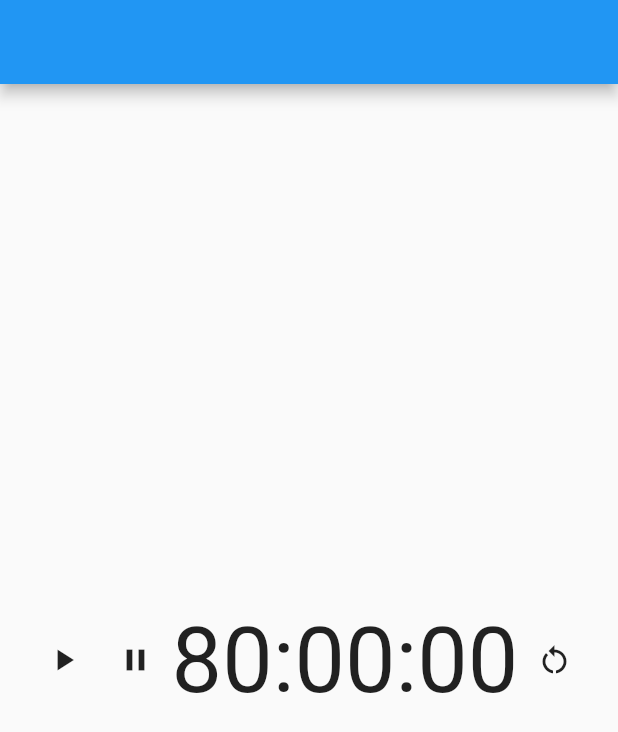
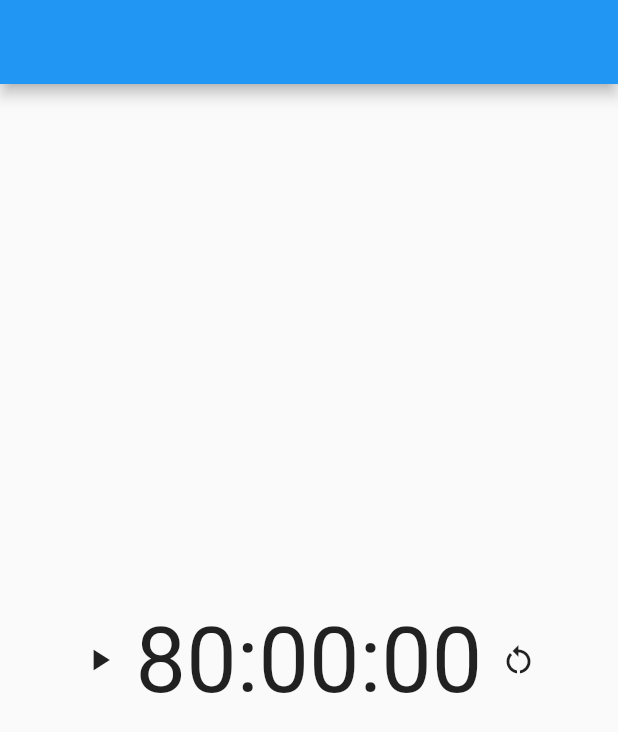
Before and after one commit to gawasa29/work_countdown_timer, a Flutter app: the screen it shows after launch, after a tap on the "play arrow" icon, after a tap on the "restart alt" icon, on a phone screen of 412 x 824 dp. Shown: the top 732 px of the screen. Run offline on Flutter 3.47's test engine with Material 2 defaults, Android fonts, the phone set to English and light mode, and no system bars.

Commit message:
add timerState

```diff
--- a/lib/main.dart
+++ b/lib/main.dart
@@ -33,8 +33,10 @@ class MyHomePage extends StatefulWidget {
 
 class _MyHomePageState extends State<MyHomePage> {
   Timer? countdownTimer;
+  bool timerState = false;
+
   //自分のタイマーの時間の実体
-  Duration myDuration = Duration(hours: 80);
+  Duration myDuration = const Duration(hours: 80);
   @override
   void initState() {
     super.initState();
@@ -42,7 +44,7 @@ class _MyHomePageState extends State<MyHomePage> {
 
   void startTimer() {
     countdownTimer =
-        Timer.periodic(Duration(seconds: 1), (_) => setCountDown());
+        Timer.periodic(const Duration(seconds: 1), (_) => setCountDown());
   }
 
   void pauseTimer() {
@@ -51,11 +53,11 @@ class _MyHomePageState extends State<MyHomePage> {
 
   void resetTimer() {
     pauseTimer();
-    setState(() => myDuration = Duration(hours: 80));
+    setState(() => myDuration = const Duration(hours: 80));
   }
 
   void setCountDown() {
-    final reduceSecondsBy = 1;
+    const reduceSecondsBy = 1;
     setState(() {
       //一秒引く
       final seconds = myDuration.inSeconds - reduceSecondsBy;
@@ -80,24 +82,31 @@ class _MyHomePageState extends State<MyHomePage> {
         child: Row(
           mainAxisAlignment: MainAxisAlignment.center,
           children: [
-            IconButton(onPressed: startTimer, icon: Icon(Icons.play_arrow)),
-            IconButton(
-                onPressed: () {
-                  if (countdownTimer == null || countdownTimer!.isActive) {
-                    pauseTimer();
-                  }
-                },
-                icon: Icon(Icons.pause)),
+            (timerState)
+                ? IconButton(
+                    onPressed: () {
+                      if (countdownTimer == null || countdownTimer!.isActive) {
+                        pauseTimer();
+                        timerState = false;
+                      }
+                    },
+                    icon: const Icon(Icons.pause))
+                : IconButton(
+                    onPressed: () {
+                      startTimer();
+                      timerState = true;
+                    },
+                    icon: const Icon(Icons.play_arrow)),
             Text(
               '$hours:$minutes:$seconds',
-              style: TextStyle(fontSize: 60),
+              style: const TextStyle(fontSize: 60),
             ),
             IconButton(
                 onPressed: () {
                   resetTimer();
+                  timerState = false;
                 },
-                icon: Icon(Icons.restart_alt)),
-            // Step 11
+                icon: const Icon(Icons.restart_alt)),
           ],
         ),
       ),
```
